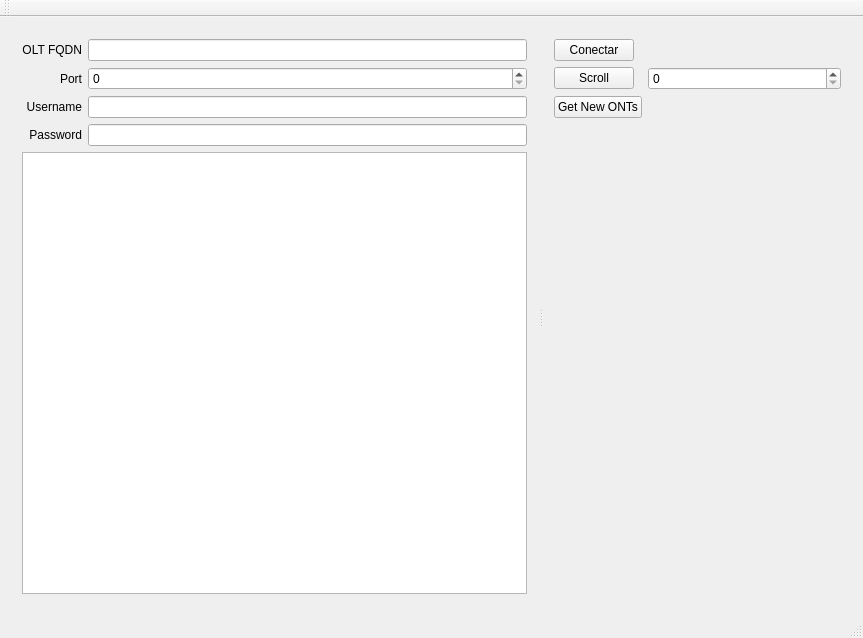
Qt form QFrontend.ui (silderan/HuaweiOLTAPI) before a commit.
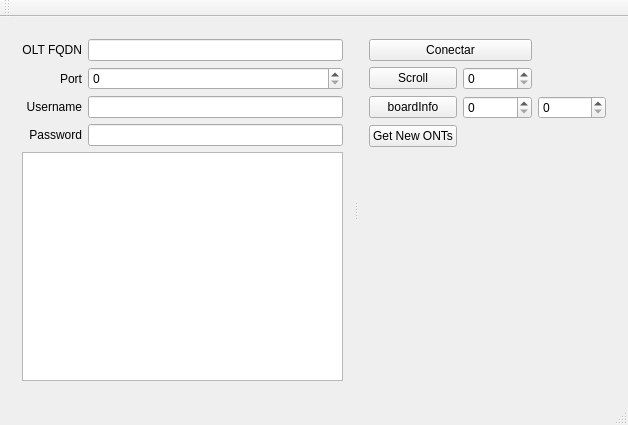
The same form after that commit.

The edit to the form file:
```diff
--- a/QFrontend.ui
+++ b/QFrontend.ui
@@ -6,26 +6,20 @@
    <rect>
     <x>0</x>
     <y>0</y>
-    <width>863</width>
-    <height>638</height>
+    <width>628</width>
+    <height>425</height>
    </rect>
   </property>
   <property name="windowTitle">
    <string>QFrontend</string>
   </property>
   <widget class="QWidget" name="centralWidget">
-   <layout class="QGridLayout" name="gridLayout_2">
+   <layout class="QGridLayout" name="gridLayout_3">
     <item row="0" column="0">
      <widget class="QSplitter" name="splitter">
-      <property name="frameShape">
-       <enum>QFrame::NoFrame</enum>
-      </property>
       <property name="orientation">
        <enum>Qt::Horizontal</enum>
       </property>
-      <property name="handleWidth">
-       <number>5</number>
-      </property>
       <property name="childrenCollapsible">
        <bool>false</bool>
       </property>
@@ -84,13 +78,33 @@
          <widget class="QLineEdit" name="leUPass"/>
         </item>
         <item row="4" column="0" colspan="2">
-         <widget class="QPlainTextEdit" name="telnetOut"/>
+         <widget class="QPlainTextEdit" name="telnetOut">
+          <property name="font">
+           <font>
+            <family>Fixedsys</family>
+            <pointsize>6</pointsize>
+           </font>
+          </property>
+         </widget>
         </item>
        </layout>
       </widget>
-      <widget class="QWidget" name="layoutWidget">
-       <layout class="QFormLayout" name="formLayout">
-        <item row="0" column="0">
+      <widget class="QWidget" name="">
+       <layout class="QGridLayout" name="gridLayout_2">
+        <item row="4" column="0">
+         <spacer name="verticalSpacer">
+          <property name="orientation">
+           <enum>Qt::Vertical</enum>
+          </property>
+          <property name="sizeHint" stdset="0">
+           <size>
+            <width>20</width>
+            <height>40</height>
+           </size>
+          </property>
+         </spacer>
+        </item>
+        <item row="0" column="0" colspan="2">
          <widget class="QPushButton" name="btLogin">
           <property name="text">
            <string>Conectar</string>
@@ -98,9 +112,9 @@
          </widget>
         </item>
         <item row="2" column="0">
-         <widget class="QPushButton" name="btNewOLTs">
+         <widget class="QPushButton" name="btBoardInfo">
           <property name="text">
-           <string>Get New ONTs</string>
+           <string>boardInfo</string>
           </property>
          </widget>
         </item>
@@ -118,6 +132,27 @@
           </property>
          </widget>
         </item>
+        <item row="3" column="0">
+         <widget class="QPushButton" name="btNewOLTs">
+          <property name="text">
+           <string>Get New ONTs</string>
+          </property>
+         </widget>
+        </item>
+        <item row="2" column="2">
+         <widget class="QSpinBox" name="sbSlot">
+          <property name="maximum">
+           <number>10</number>
+          </property>
+         </widget>
+        </item>
+        <item row="2" column="1">
+         <widget class="QSpinBox" name="sbFrame">
+          <property name="maximum">
+           <number>32</number>
+          </property>
+         </widget>
+        </item>
        </layout>
       </widget>
      </widget>
```
Left out of the diff: 5 changed lines with no effect on the pictures.
